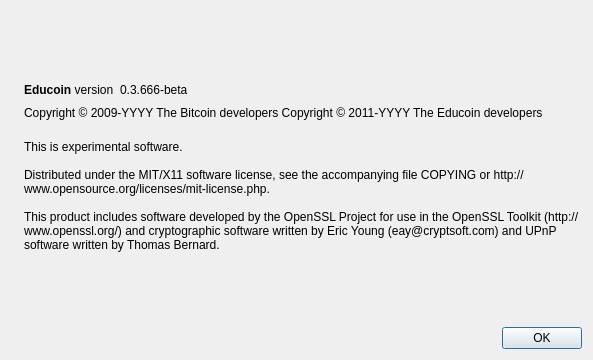
Before: the Qt Designer form src/qt/forms/aboutdialog.ui in sansicoin/educoin_v2, drawn with Qt 5.
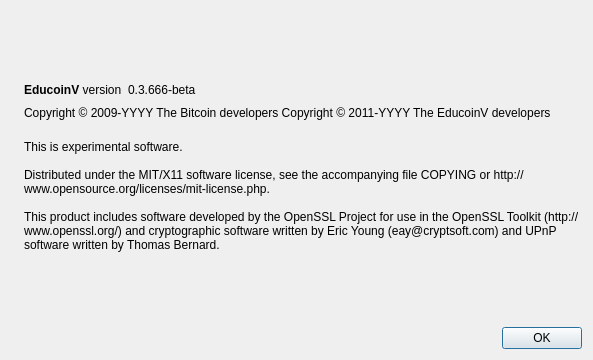
After: the same form once the commit is applied. Icons and pictures are not drawn.

Diff of the .ui file:
```diff
--- a/src/qt/forms/aboutdialog.ui
+++ b/src/qt/forms/aboutdialog.ui
@@ -50,7 +50,7 @@
           <cursorShape>IBeamCursor</cursorShape>
          </property>
          <property name="text">
-          <string>&lt;b&gt;Educoin&lt;/b&gt; version</string>
+          <string>&lt;b&gt;EducoinV&lt;/b&gt; version</string>
          </property>
          <property name="textInteractionFlags">
           <set>Qt::LinksAccessibleByMouse|Qt::TextSelectableByKeyboard|Qt::TextSelectableByMouse</set>
@@ -92,7 +92,7 @@
        </property>
        <property name="text">
         <string notr="true">Copyright &amp;copy; 2009-YYYY The Bitcoin developers
-Copyright &amp;copy; 2011-YYYY The Educoin developers</string>
+Copyright &amp;copy; 2011-YYYY The EducoinV developers</string>
        </property>
        <property name="textFormat">
         <enum>Qt::RichText</enum>
```
Left out of the diff: 2 changed lines with no effect on the pictures.
